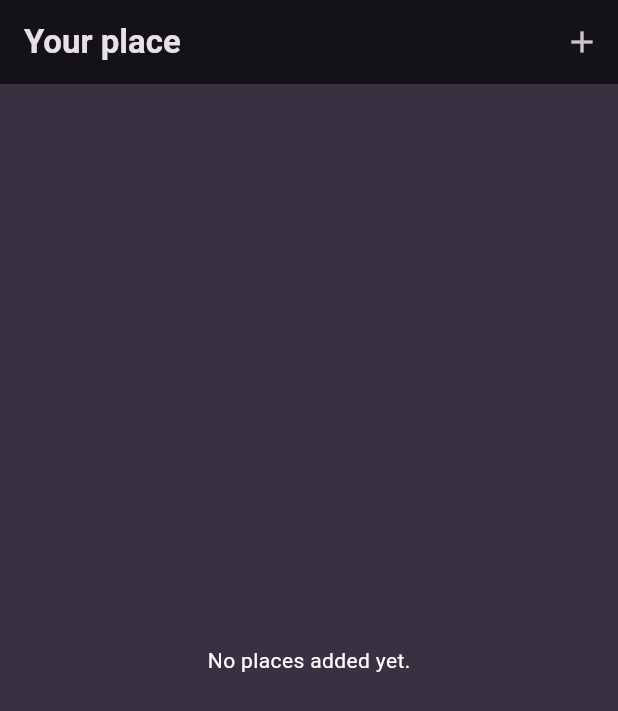
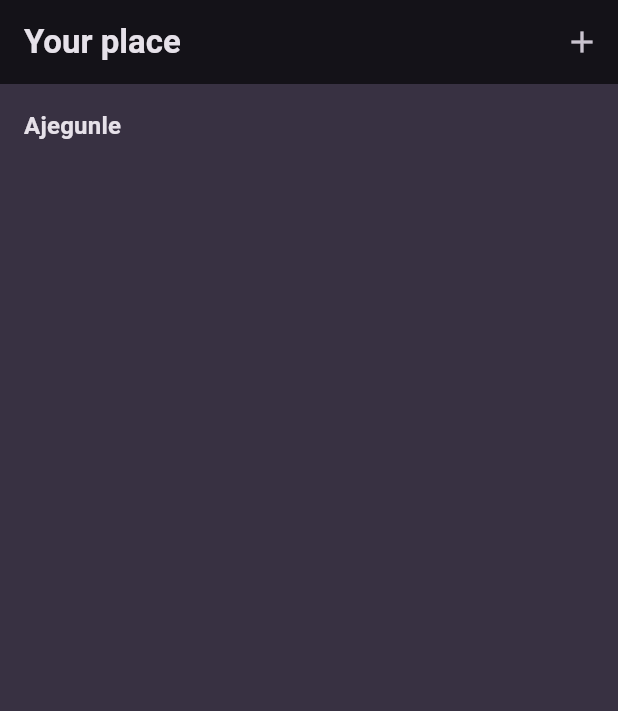
Before and after one commit to Ayomikuolatunji/flutter-device-features, a Flutter app: the screen it shows after launch, on a phone screen of 412 x 824 dp. Shown: the top 711 px of the screen. Run offline on Flutter 3.47's test engine with Material 3 defaults, Android fonts, the phone set to English and light mode, and no system bars; our stand-ins replace google_fonts.

Commit message:
What:
*

This change addresses the need by:

*

```diff
--- a/lib/screens/home_screen.dart
+++ b/lib/screens/home_screen.dart
@@ -5,7 +5,7 @@ import 'package:net_ninja_course/widgets/places_list.dart';
 class HomeScreen extends StatelessWidget {
   HomeScreen({super.key});
 
-  final List<Place> placeItems = [];
+  final List<Place> placeItems = [Place(title: "Ajegunle")];
 
   @override
   Widget build(BuildContext context) {
--- a/lib/widgets/places_list.dart
+++ b/lib/widgets/places_list.dart
@@ -16,6 +16,17 @@ class PlacesList extends StatelessWidget {
         ),
       );
     }
-    return const Text("");
+    return ListView.builder(
+      itemBuilder: ((ctx, index) => ListTile(
+            title: Text(
+              placeItems[index].title,
+              style: Theme.of(context)
+                  .textTheme
+                  .titleMedium!
+                  .copyWith(color: Theme.of(context).colorScheme.onBackground),
+            ),
+          )),
+      itemCount: placeItems.length,
+    );
   }
 }
```
